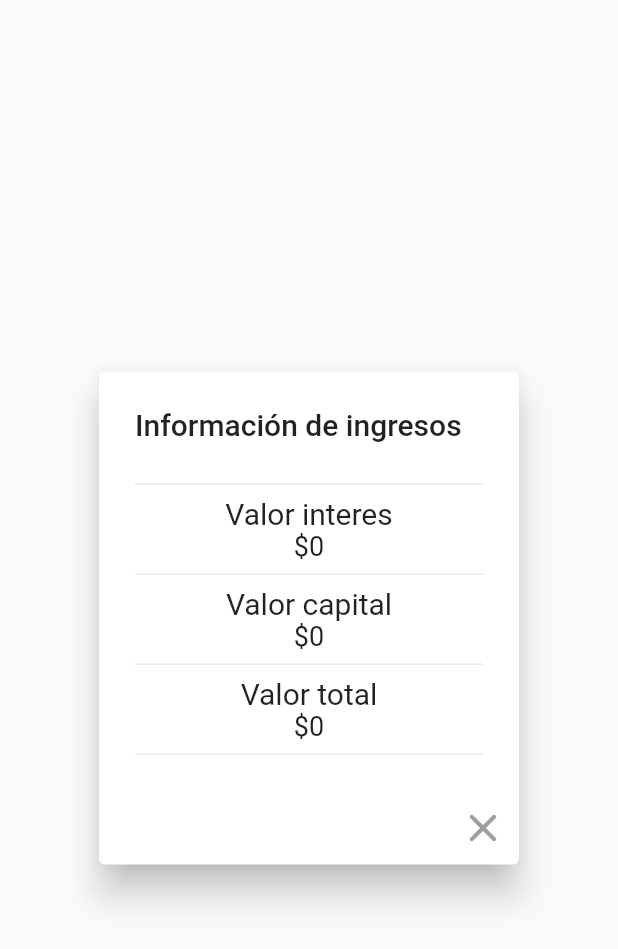
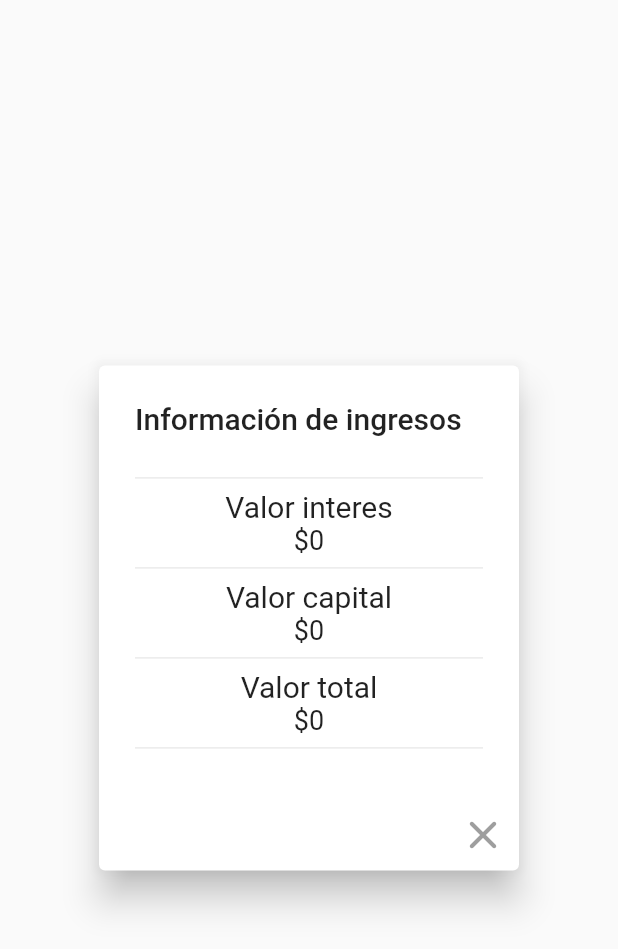
Before and after one commit to calico91/Inversiones-frontend, a Flutter app: the InformacionCapitalInteres widget shown alone on an empty page, opened directly with empty values, on a phone screen of 412 x 824 dp. Shown: the top 949 px of the screen. Run offline on Flutter 3.47's test engine with Material 3 defaults, Android fonts, the phone set to English and light mode, and no system bars; our stand-ins replace animated_splash_screen, currency_text_input_formatter, device_info_plus, flutter_secure_storage, font_awesome_flutter, get and 7 more; missing offline and left inert: local_auth_android; accounts and stored records are empty; network calls fail.

Commit message:
se modifica dimensiones de cuotas pendientes y modal de reporte

```diff
--- a/inversiones/lib/src/ui/pages/home/widgets/clients_pending_installments_molecule.dart
+++ b/inversiones/lib/src/ui/pages/home/widgets/clients_pending_installments_molecule.dart
@@ -79,15 +79,17 @@ class ClientsPendingInstallmentsMolecule extends StatelessWidget {
   Widget _showClientTitle(HomeController controller, int index, Size size) =>
       Row(children: [
         SizedBox(
-            width: size.width * 0.49,
+            width: size.width * 0.5,
             child: Text(
               overflow: TextOverflow.ellipsis,
               "${controller.filtroClientes.value[index].idCredito}.${controller.filtroClientes.value[index].nombres} ${controller.filtroClientes.value[index].apellidos}",
             )),
+        Expanded(child: Container()),
         SizedBox(
-            width: size.width * 0.35,
+            width: size.width * 0.31,
             child: Text(
               textAlign: TextAlign.right,
+              overflow: TextOverflow.ellipsis,
               controller.filtroClientes.value[index].cedula!,
             ))
       ]);
--- a/inversiones/lib/src/ui/pages/reportes/widgets/capital_interes/informacion_capital_interes.dart
+++ b/inversiones/lib/src/ui/pages/reportes/widgets/capital_interes/informacion_capital_interes.dart
@@ -15,7 +15,7 @@ class InformacionCapitalInteres extends StatelessWidget {
       elevation: 10,
       title: const Text('Información de ingresos'),
       content: SizedBox(
-        height: General.mediaQuery(context).height * 0.23,
+        height: General.mediaQuery(context).height * 0.24,
         child: Column(
           children: [
             _divider(),
```
Also changed, not shown: 1 other file.
